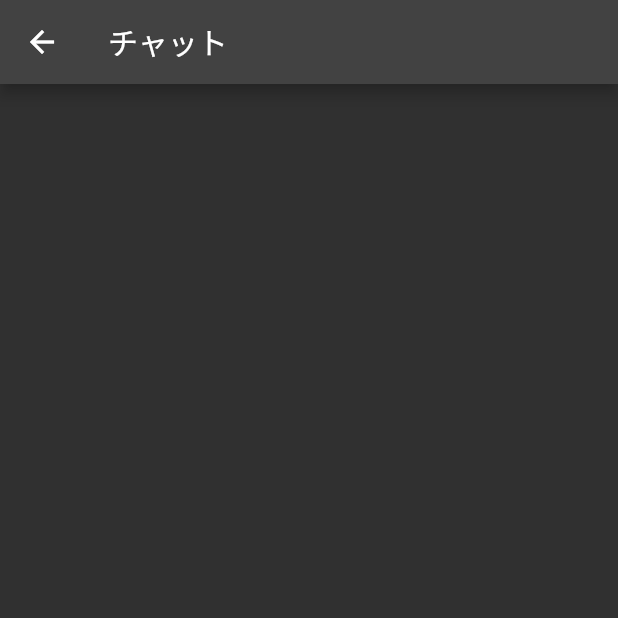
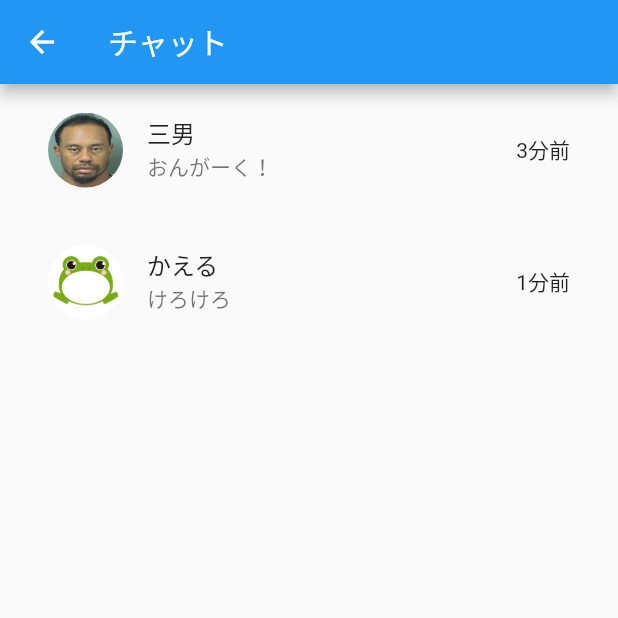
Before and after one commit to kaeru-lcmc/checkin, a Flutter app: the ChatView screen opened directly, on a phone screen of 412 x 824 dp, the top half of it. Run offline on Flutter 3.47's test engine with Material 2 defaults, Android fonts, the phone set to English and light mode, and no system bars; our stand-ins replace firebase_auth, firebase_core; accounts and stored records are empty.

Commit message:
チャットUI追加

```diff
--- a/lib/chat/chat_view.dart
+++ b/lib/chat/chat_view.dart
@@ -1,4 +1,6 @@
 import 'package:flutter/material.dart';
+
+import 'chat_screen_view.dart';
 
 class ChatView extends StatelessWidget {
   const ChatView({Key? key}) : super(key: key);
@@ -9,6 +11,50 @@ class ChatView extends StatelessWidget {
       appBar: AppBar(
         title: const Text('チャット'),
       ),
+      body: ListView(
+        children: <Widget>[
+          ListTile(
+            onTap: () {
+              Navigator.of(context)
+                  .push(MaterialPageRoute(builder: (BuildContext context) {
+                return const ChatScreenView();
+              }));
+            },
+            contentPadding: const EdgeInsets.symmetric(
+              horizontal: 32.0,
+              vertical: 8.0,
+            ),
+            leading: ClipOval(
+              child: Image.asset(
+                'assets/img/chat_icon2.jpg',
+                width: 50,
+                height: 50,
+                fit: BoxFit.fill,
+              ),
+            ),
+            trailing: const Text('3分前'),
+            title: const Text('三男'),
+            subtitle: const Text('おんがーく！'),
+          ),
+          ListTile(
+            contentPadding: const EdgeInsets.symmetric(
+              horizontal: 32.0,
+              vertical: 8.0,
+            ),
+            leading: ClipOval(
+              child: Image.asset(
+                'assets/img/chat_icon1.jpg',
+                width: 50,
+                height: 50,
+                fit: BoxFit.fill,
+              ),
+            ),
+            trailing: const Text('1分前'),
+            title: const Text('かえる'),
+            subtitle: const Text('けろけろ'),
+          ),
+        ],
+      ),
     );
   }
 }
--- a/lib/main.dart
+++ b/lib/main.dart
@@ -22,12 +22,6 @@ class MyApp extends StatelessWidget {
     return MaterialApp(
       title: 'Checkin app',
       home: MainView(),
-      theme: ThemeData(
-        brightness: Brightness.dark,
-        primaryColor: Colors.lightBlue[800],
-        accentColor: Colors.cyan[600],
-        textTheme: const TextTheme(),
-      ),
     );
   }
 }
--- a/pubspec.yaml
+++ b/pubspec.yaml
@@ -27,3 +27,7 @@ dev_dependencies:
 flutter:
 
   uses-material-design: true
+
+  assets:
+    - assets/img/chat_icon1.jpg
+    - assets/img/chat_icon2.jpg
```
Also changed, not shown: lib/chat/chat_screen_view.dart (added, +170 -0 lines), assets/img/chat_icon1.jpg (added), assets/img/chat_icon2.jpg (added).
